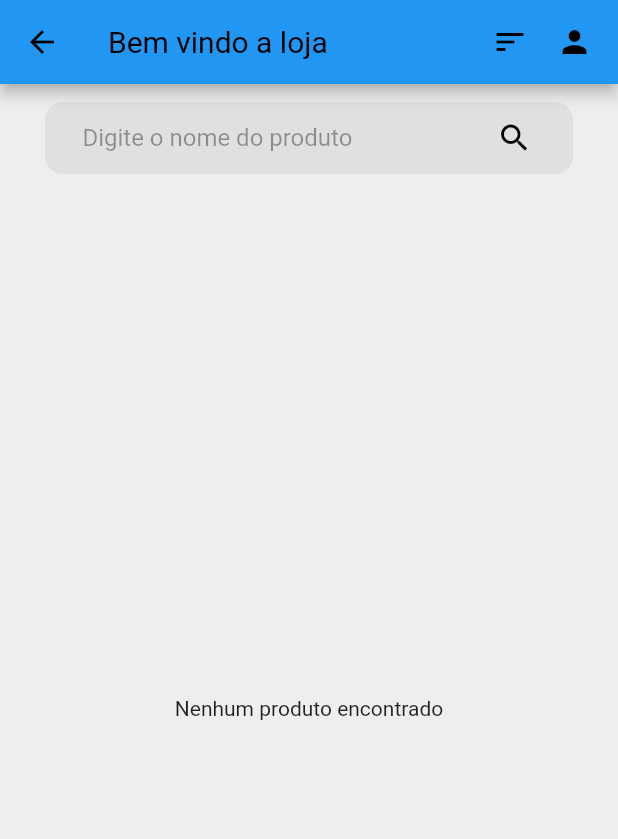
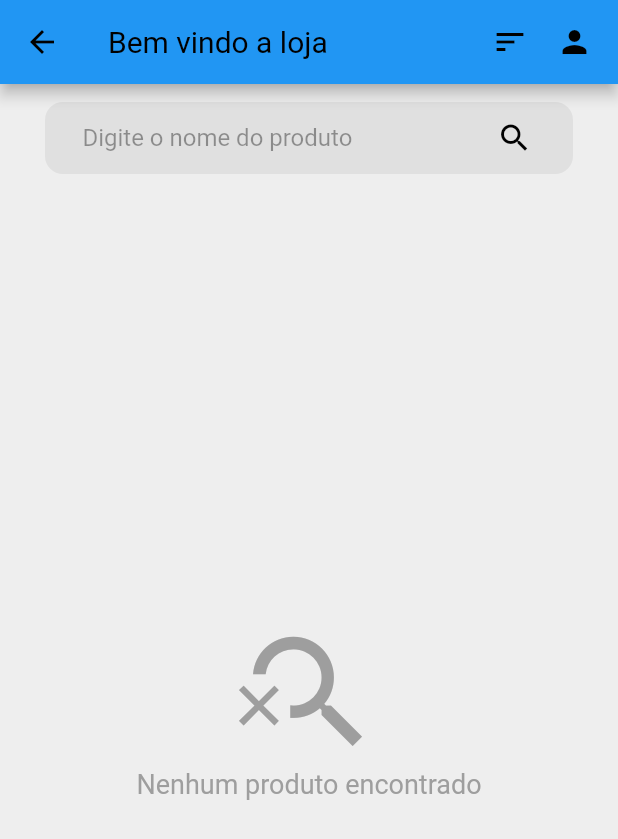
Before and after one commit to EduardoGomesSa/app_whitelabel, a Flutter app: the HomePage screen opened by its route, on a phone screen of 412 x 824 dp. Shown: the top 839 px of the screen. Run offline on Flutter 3.47's test engine with Material 3 defaults, Android fonts, the light colour scheme and no system bars; our stand-ins replace dio, flutter_dotenv, fluttertoast, get, shared_preferences; accounts and stored records are empty.

Commit message:
feat: :sparkles: improving layout when no product in search

```diff
--- a/lib/src/pages/home/home_page.dart
+++ b/lib/src/pages/home/home_page.dart
@@ -28,9 +28,10 @@ class HomePage extends StatelessWidget {
       child: Scaffold(
         backgroundColor: Colors.grey[200],
         appBar: AppBar(
-          backgroundColor:
-              clientController.client.value?.theme.primaryColor,
-          title: Text('Bem vindo a ${clientController.client.value?.name ?? 'loja'}'),
+          backgroundColor: clientController.client.value?.theme.primaryColor,
+          title: Text(
+            'Bem vindo a ${clientController.client.value?.name ?? 'loja'}',
+          ),
           actions: [
             PopupMenuButton<OrderType>(
               icon: const Icon(Icons.sort),
@@ -55,7 +56,8 @@ class HomePage extends StatelessWidget {
                 Navigator.push(
                   context,
                   MaterialPageRoute(
-                    builder: (context) => ProfilePage(user: authController.user),
+                    builder: (context) =>
+                        ProfilePage(user: authController.user),
                   ),
                 );
               },
@@ -93,7 +95,15 @@ class HomePage extends StatelessWidget {
                   }
 
                   if (products.isEmpty) {
-                    return const Center(child: Text('Nenhum produto encontrado'));
+                    return const Center(
+                      child: Column(
+                        mainAxisAlignment: MainAxisAlignment.center,
+                        children: [
+                          Icon(Icons.search_off, size: 100, color: Colors.grey),
+                          Text('Nenhum produto encontrado', style: TextStyle(color:Colors.grey, fontSize: 18),),
+                        ],
+                      ),
+                    );
                   }
 
                   return ListView.builder(
```
